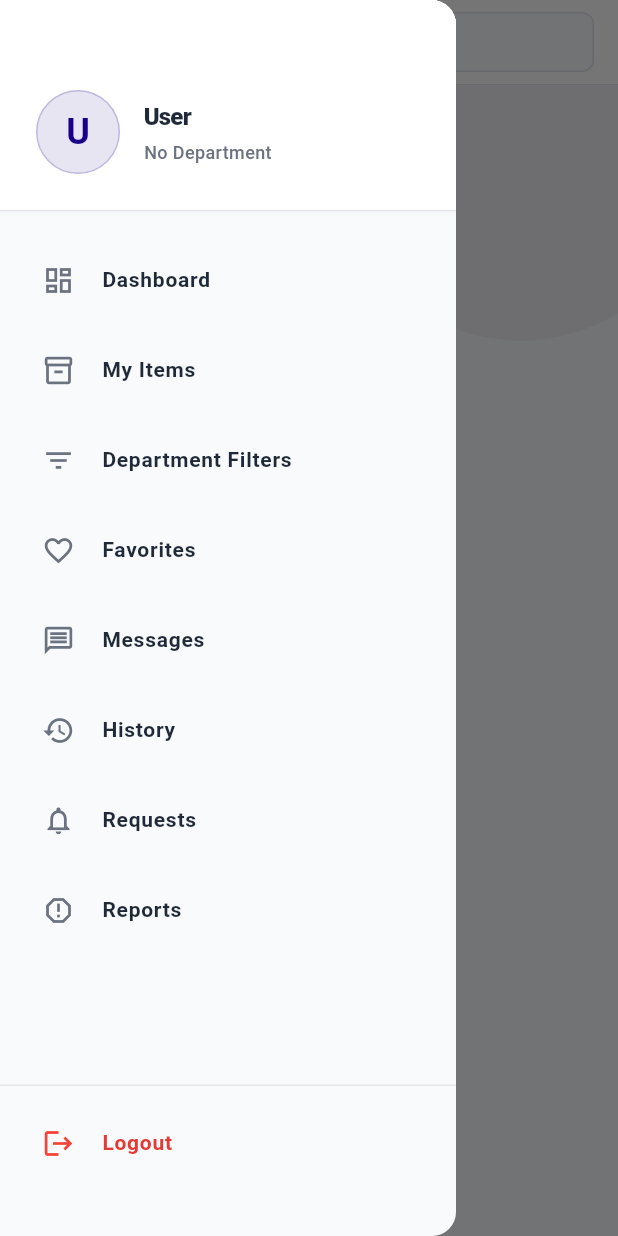
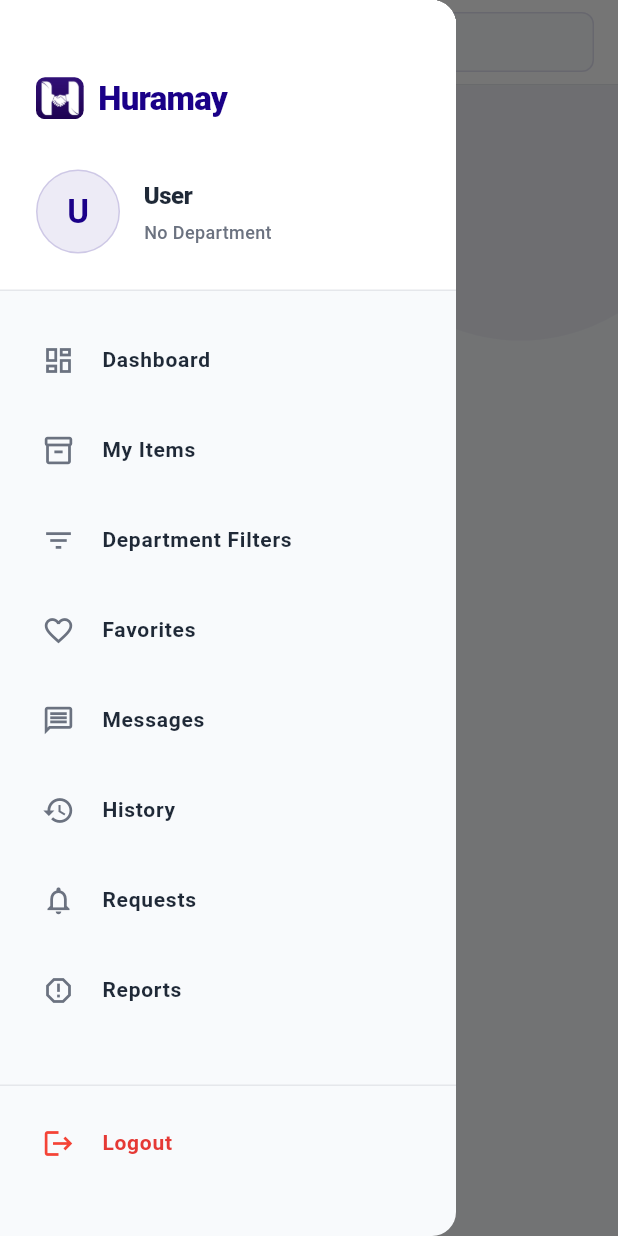
Before and after one commit to matsuqt/huramay-app, a Flutter app: the ChatInboxScreen screen opened directly, with the side drawer open, on a phone screen of 412 x 824 dp. Run offline on Flutter 3.47's test engine with Material 3 defaults, Android fonts, the phone set to English and light mode, and no system bars; our stand-ins replace firebase_core, firebase_messaging, image_picker; accounts and stored records are empty.

Commit message:
UI: Refined sidebar brand lockup layout

```diff
--- a/lib/widgets/app_sidebar.dart
+++ b/lib/widgets/app_sidebar.dart
@@ -66,27 +66,53 @@ class _AppSidebarState extends State<AppSidebar> {
       elevation: 0,
       child: Column(
         children: [
-          // 1. Modern Custom Header (Replaces the heavy blue block)
+          // 1. Modern Custom Branded Header
           Container(
-            padding: const EdgeInsets.fromLTRB(24, 60, 24, 24),
+            padding: const EdgeInsets.fromLTRB(24, 50, 24, 24), // Slightly reduced top padding
             decoration: const BoxDecoration(
               color: Colors.white,
               border: Border(bottom: BorderSide(color: borderGrey, width: 1)),
             ),
-            child: Row(
+            child: Column(
+              crossAxisAlignment: CrossAxisAlignment.start,
+              children: [
+                // --- THE BRAND LOCKUP (Logo + Text) ---
+                Row(
+                  crossAxisAlignment: CrossAxisAlignment.center,
+                  children: [
+                    ClipRRect(
+                      borderRadius: BorderRadius.circular(6),
+                      child: Image.asset('assets/images/huramay_logo.png', height: 28), // Scaled down to not compete with avatar
+                    ),
+                    const SizedBox(width: 10),
+                    const Text(
+                      "Huramay",
+                      style: TextStyle(
+                        fontSize: 22,
+                        fontWeight: FontWeight.w900,
+                        color: primaryBlue,
+                        letterSpacing: -0.5
+                      ),
+                    ),
+                  ],
+                ),
+                const SizedBox(height: 32), // Deep breath of negative space
+
+                // --- USER PROFILE ROW ---
+                Row(
                   children: [
                     Container(
                       width: 56,
                       height: 56,
                       decoration: BoxDecoration(
-                    color: primaryBlue.withOpacity(0.1),
+                        color: primaryBlue.withOpacity(0.08),
                         shape: BoxShape.circle,
-                    border: Border.all(color: primaryBlue.withOpacity(0.2), width: 1),
+                        border: Border.all(color: primaryBlue.withOpacity(0.15), width: 1),
                       ),
                       alignment: Alignment.center,
                       child: Text(
                         initial,
-                    style: const TextStyle(fontSize: 24, color: primaryBlue, fontWeight: FontWeight.bold),
+                        style: const TextStyle(fontSize: 22, color: primaryBlue, fontWeight: FontWeight.bold),
                       ),
                     ),
                     const SizedBox(width: 16),
@@ -96,7 +122,7 @@ class _AppSidebarState extends State<AppSidebar> {
                         children: [
                           Text(
                             userName,
-                        style: const TextStyle(fontWeight: FontWeight.w800, fontSize: 16, color: textDark, letterSpacing: -0.5),
+                            style: const TextStyle(fontWeight: FontWeight.w800, fontSize: 16, color: textDark, letterSpacing: -0.3),
                             maxLines: 1,
                             overflow: TextOverflow.ellipsis,
                           ),
@@ -109,6 +135,8 @@ class _AppSidebarState extends State<AppSidebar> {
                           ),
                         ],
                       ),
+                    ),
+                  ],
                 ),
               ],
             ),
--- a/pubspec.yaml
+++ b/pubspec.yaml
@@ -64,6 +64,8 @@ flutter:
 
   # To add assets to your application, add an assets section, like this:
   # assets:
+  assets:
+    - assets/images/huramay_logo.png
   #   - images/a_dot_burr.jpeg
   #   - images/a_dot_ham.jpeg
 
```
Also changed, not shown: lib/screens/auth_screens.dart (+22 -22 lines), assets/images/huramay_logo.png (added). Lines whose indentation alone changed are shown as unchanged.
